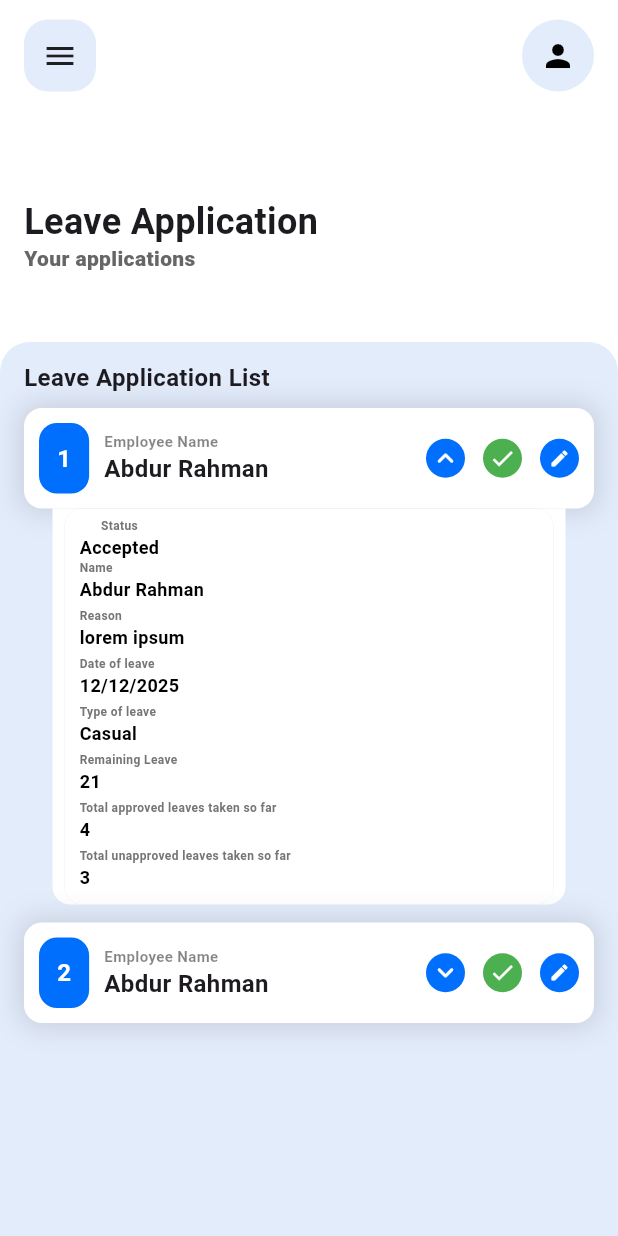
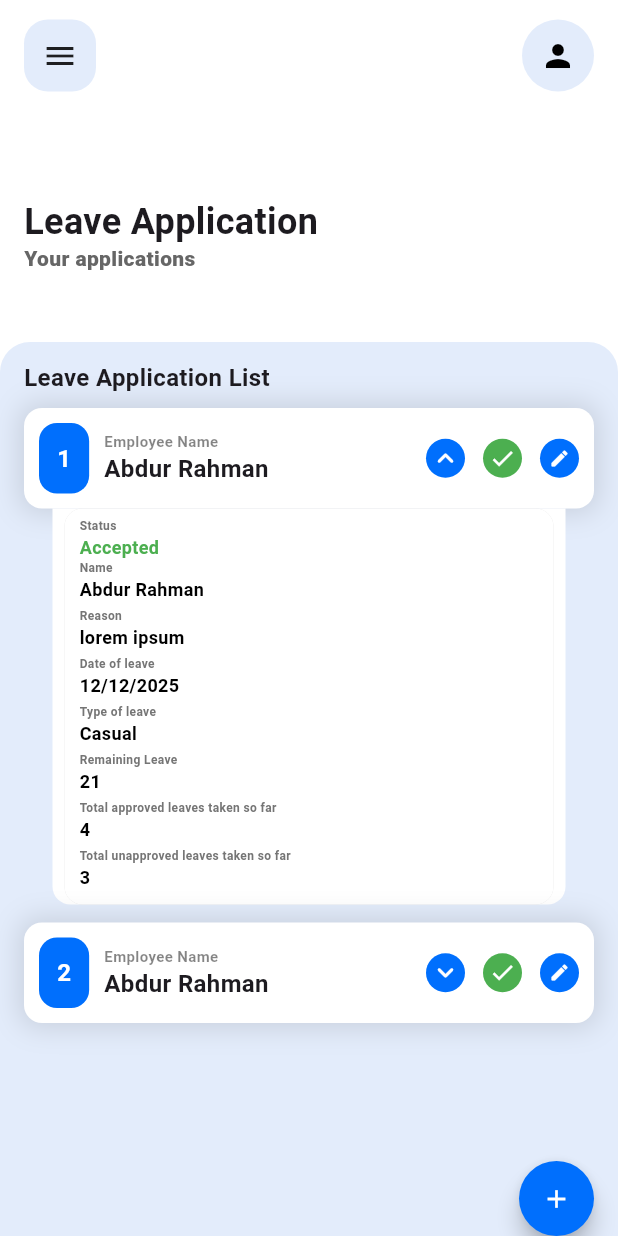
Before and after one commit to abd5294/office-admin, a Flutter app: the LeaveApplicationScreen screen opened by its route, after a tap on an icon or button, on a phone screen of 412 x 824 dp. Run offline on Flutter 3.47's test engine with Material 3 defaults, Android fonts, the phone set to English and light mode, and no system bars; our stand-ins replace flutter_riverpod, go_router; network calls fail.

Commit message:
festival leaves updated

```diff
--- a/lib/features/home/view/pages/home_screen.dart
+++ b/lib/features/home/view/pages/home_screen.dart
@@ -4,6 +4,7 @@ import 'package:flutter_staggered_grid_view/flutter_staggered_grid_view.dart';
 import 'package:go_router/go_router.dart';
 import 'package:office/core/themes/app_color.dart';
 import 'package:office/features/auth/controller/user_controller.dart';
+import 'package:office/features/employee/view/pages/employee_details_screen.dart';
 import 'package:office/features/employee/view/pages/employee_screen.dart';
 import 'package:office/features/employee/view/pages/manage_employee_screen.dart';
 import 'package:office/features/festival/view/pages/festival_leaves_screen.dart';
@@ -94,7 +95,9 @@ class HomeScreen extends ConsumerWidget {
                           mainAxisExtent: 124,
                           child: GestureDetector(
                             onTap: () {
-                              context.push(ManageEmployeeScreen.route);
+                              user.role == 'user'
+                                  ? context.push(EmployeeDetailsScreen.route)
+                                  : context.push(ManageEmployeeScreen.route);
                             },
                             child: CustomCard(
                               title:
--- a/lib/features/leaves/view/pages/leave_application_screen.dart
+++ b/lib/features/leaves/view/pages/leave_application_screen.dart
@@ -1,6 +1,9 @@
 import 'package:flutter/material.dart';
 import 'package:flutter_riverpod/flutter_riverpod.dart';
+import 'package:go_router/go_router.dart';
+import 'package:office/core/themes/app_color.dart';
 import 'package:office/features/auth/controller/user_controller.dart';
+import 'package:office/features/leaves/view/pages/create_leave_screen.dart';
 import 'package:office/features/leaves/view/widgets/leave_application_tile.dart';
 import 'package:office/shared/widgets/custom_app_bar.dart';
 import 'package:office/shared/widgets/custom_bottom_sheet.dart';
@@ -24,6 +27,21 @@ class LeaveApplicationScreen extends ConsumerWidget {
             preferredSize: Size(0, 74),
             child: CustomAppBar(),
           ),
+          floatingActionButton:
+              user.role == 'user' ? SizedBox(
+                width: 50,
+                height: 50,
+                child: FloatingActionButton(
+                  onPressed: () {
+                    context.push(CreateLeaveScreen.route);
+                  },
+                  shape: CircleBorder(),
+                  backgroundColor: Palette.primaryColor,
+                  child: Icon(Icons.add, color: Colors.white, size: 20),
+                ),
+              ) : null,
+          floatingActionButtonLocation:
+          FloatingActionButtonLocation.endContained,
           body: Padding(
             padding: const EdgeInsets.all(16.0),
             child: MainTextColumn(
--- a/lib/features/leaves/view/widgets/leave_application_tile.dart
+++ b/lib/features/leaves/view/widgets/leave_application_tile.dart
@@ -1,6 +1,8 @@
 import 'package:flutter/material.dart';
+import 'package:go_router/go_router.dart';
 import 'package:office/core/themes/app_color.dart';
 import 'package:office/features/auth/model/user_model.dart';
+import 'package:office/features/leaves/view/pages/edit_leave_screen.dart';
 import 'package:office/shared/widgets/custom_alert_dialog.dart';
 
 class LeaveApplicationTile extends StatefulWidget {
@@ -58,10 +60,7 @@ class _LeaveApplicationTileState extends State<LeaveApplicationTile> {
                 ),
               ],
             ),
-            width: MediaQuery
-                .of(context)
-                .size
-                .width,
+            width: MediaQuery.of(context).size.width,
             child: Row(
               children: [
                 ClipRRect(
@@ -176,7 +175,8 @@ class _LeaveApplicationTileState extends State<LeaveApplicationTile> {
                               padding: EdgeInsets.all(4),
                               child: Icon(
                                 widget.status == 'Accepted'
-                                ? Icons.check : Icons.close,
+                                    ? Icons.check
+                                    : Icons.close,
                                 size: 18,
                                 color: Colors.white,
                               ),
@@ -213,7 +213,7 @@ class _LeaveApplicationTileState extends State<LeaveApplicationTile> {
                           )
                           : GestureDetector(
                             onTap: () {
-
+                              context.push(EditLeaveScreen.route);
                             },
                             child: Container(
                               decoration: BoxDecoration(
@@ -285,10 +285,7 @@ class LeaveApplicationExpandedTile extends StatelessWidget {
   @override
   Widget build(BuildContext context) {
     return Container(
-      width: MediaQuery
-          .of(context)
-          .size
-          .width - 70,
+      width: MediaQuery.of(context).size.width - 70,
       decoration: BoxDecoration(
         borderRadius: BorderRadius.only(
           bottomLeft: Radius.circular(12),
@@ -311,6 +308,7 @@ class LeaveApplicationExpandedTile extends StatelessWidget {
               children: [
                 user.role == 'user'
                     ? Column(
+                      crossAxisAlignment: CrossAxisAlignment.start,
                       children: [
                         Text(
                           'Status',
@@ -323,7 +321,10 @@ class LeaveApplicationExpandedTile extends StatelessWidget {
                         Text(
                           status,
                           style: TextStyle(
-                        color: Colors.black,
+                            color:
+                                status == 'Accepted'
+                                    ? Colors.green
+                                    : Colors.red,
                             fontWeight: FontWeight.w600,
                             fontSize: 12,
                           ),
--- a/lib/routes/router.dart
+++ b/lib/routes/router.dart
@@ -13,6 +13,8 @@ import 'package:office/features/festival/view/pages/festival_leaves_screen.dart'
 import 'package:office/features/home/view/pages/home_screen.dart';
 import 'package:office/features/employee/view/pages/employee_details_screen.dart';
 import 'package:office/features/employee/view/pages/employee_screen.dart';
+import 'package:office/features/leaves/view/pages/create_leave_screen.dart';
+import 'package:office/features/leaves/view/pages/edit_leave_screen.dart';
 import 'package:office/features/leaves/view/pages/leave_application_screen.dart';
 
 final GoRouter router = GoRouter(
@@ -46,6 +48,14 @@ final GoRouter router = GoRouter(
       builder: (context, state) => LeaveApplicationScreen(),
     ),
     GoRoute(
+      path: CreateLeaveScreen.route,
+      builder: (context, state) => CreateLeaveScreen(),
+    ),
+    GoRoute(
+      path: EditLeaveScreen.route,
+      builder: (context, state) => EditLeaveScreen(),
+    ),
+    GoRoute(
       path: CreateEmployeeScreen.route,
       builder: (context, state) => CreateEmployeeScreen(),
     ),
```
Also changed, not shown: lib/features/employee/view/pages/employee_details_screen.dart (+8 -4 lines), lib/features/festival/view/pages/festival_leaves_screen.dart (+10 -4 lines). Lines whose indentation alone changed are shown as unchanged.
